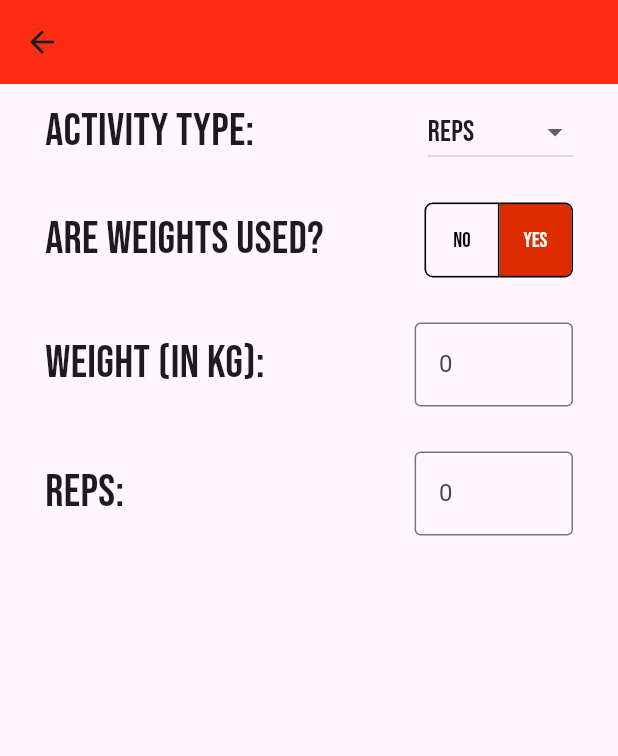
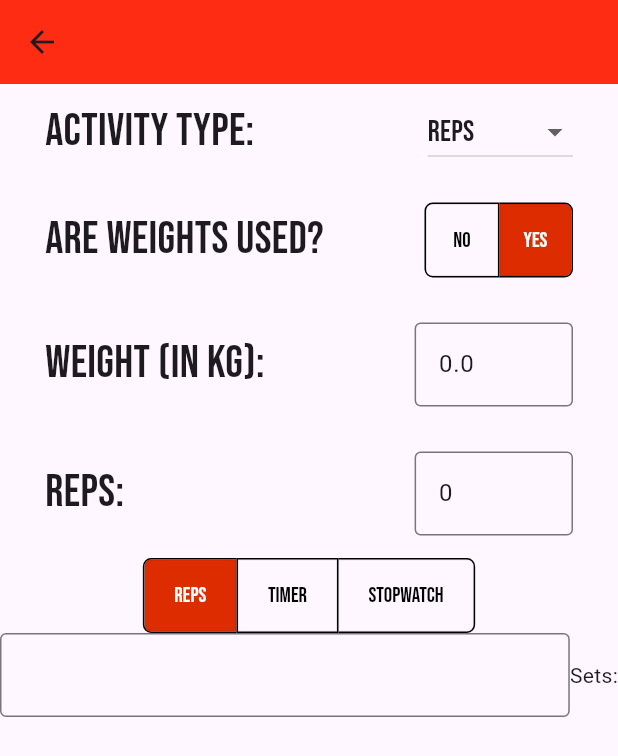
Before and after one commit to ch4rl3sF/BurnBoss, a Flutter app: the editActivity screen opened directly with empty values, after a tap on "Yes", on a phone screen of 412 x 824 dp. Shown: the top 756 px of the screen. Run offline on Flutter 3.47's test engine with Material 3 defaults, Android fonts, the phone set to English and light mode, and no system bars; our stand-ins replace cloud_firestore, firebase_auth, firebase_core, flutter_spinkit; accounts and stored records are empty; statements that could not run were skipped.

Commit message:
Units and decimals added for weights. Start of design for sets created

```diff
--- a/lib/Create pages/NewWorkout.dart
+++ b/lib/Create pages/NewWorkout.dart
@@ -286,7 +286,7 @@ class _ActivityListState extends State<ActivityList> {
               widget.activities[index].updateReps(newReps);
             });
           },
-          onUpdateWeight: (int newWeight) {
+          onUpdateWeight: (double newWeight) {
             // Update the weight of the original instance in the ActivityList
             setState(() {
               widget.activities[index].updateWeight(newWeight);
--- a/lib/Create pages/WorkoutEditor.dart
+++ b/lib/Create pages/WorkoutEditor.dart
@@ -315,7 +315,7 @@ class _WorkoutEditorPageState extends State<WorkoutEditorPage> {
                                         changesMade = true;
                                       });
                                     },
-                                    onUpdateWeight: (int newWeight) {
+                                    onUpdateWeight: (double newWeight) {
                                       // Update the weight of the original instance in the ActivityList
                                       setState(() {
                                         widget.workout.activities[index]
--- a/lib/Create pages/editActivity.dart
+++ b/lib/Create pages/editActivity.dart
@@ -3,11 +3,12 @@ import 'package:burnboss/theme/theme_constants.dart';
 import 'package:flutter/cupertino.dart';
 import 'package:flutter/material.dart';
 import 'package:flutter/services.dart';
+import 'dart:math' as math;
 
 class editActivity extends StatefulWidget {
   final Activity activity;
   final Function(int) onUpdateReps; // Add callback function
-  final Function(int) onUpdateWeight;
+  final Function(double) onUpdateWeight;
   final Function(Duration) onUpdateTime;
   final Function(String) onUpdateActivityName;
   final Function(bool) onUpdateStopwatchUsed;
@@ -32,15 +33,19 @@ class _editActivityState extends State<editActivity> {
   TextEditingController hoursController = TextEditingController();
   TextEditingController minutesController = TextEditingController();
   TextEditingController secondsController = TextEditingController();
-  List<bool> isSelected = [];
+  List<bool> isWeightsSelected = [];
+  List<bool> activitySelected = [];
   List<String> activityOptions = ['Reps', 'Timer', 'Stopwatch'];
   String? activityOptionSelected = '';
 
   @override
   void initState() {
     super.initState();
-    isSelected = [!widget.activity.weightsUsed, widget.activity.weightsUsed];
+    isWeightsSelected = [!widget.activity.weightsUsed, widget.activity.weightsUsed];
+    activitySelected = [true, false, false];
     activityOptionSelected = widget.activity.activityType;
+    weightsController.text = widget.activity.weights.toString();
+    repsController.text = widget.activity.reps.toString();
   }
 
   Widget build(BuildContext context) {
@@ -103,10 +108,12 @@ class _editActivityState extends State<editActivity> {
                           style: TextStyle(fontFamily: 'Bebas', fontSize: 30),
                         ),
                         ToggleButtons(
-                          isSelected: isSelected,
-                          selectedColor: Colors.white,
-                          color: isLightTheme? Colors.black : Colors.white,
-                          fillColor: isLightTheme? COLOR_SECONDARY : DARK_COLOR_PRIMARY,
+                          isSelected: isWeightsSelected,
+                          selectedColor: isLightTheme ? Colors.white : Colors.black,
+                          color: isLightTheme ? Colors.black : Colors.white,
+                          fillColor: isLightTheme
+                              ? COLOR_SECONDARY
+                              : DARK_COLOR_PRIMARY,
                           textStyle: TextStyle(fontFamily: 'Bebas'),
                           renderBorder: true,
                           borderColor: Colors.black,
@@ -126,20 +133,20 @@ class _editActivityState extends State<editActivity> {
                           onPressed: (int newIndex) {
                             setState(() {
                               for (int index = 0;
-                                  index < isSelected.length;
+                                  index < isWeightsSelected.length;
                                   index++) {
                                 if (index == newIndex) {
                                   setState(() {
                                     widget.activity.weightsUsed = (newIndex ==
                                         1); // Set weightsUsed based on the selected index
-                                    isSelected = List.generate(
-                                        isSelected.length,
+                                    isWeightsSelected = List.generate(
+                                        isWeightsSelected.length,
                                         (index) =>
                                             index ==
                                             newIndex); // Update isSelected
                                   });
                                 }
-                                isSelected[index] = (index == newIndex);
+                                isWeightsSelected[index] = (index == newIndex);
                                 widget.activity.weights = 0;
                               }
                             });
@@ -161,20 +168,21 @@ class _editActivityState extends State<editActivity> {
                                       fontFamily: 'Bebas', fontSize: 30))),
                           Expanded(
                             flex: 3,
-                            child: TextField(
+                            child: TextFormField(
                               controller: weightsController,
-                              keyboardType: TextInputType.number,
+                              keyboardType: TextInputType.numberWithOptions(
+                                  decimal: true),
                               decoration: InputDecoration(
                                 border: OutlineInputBorder(),
-                                hintText: widget.activity.weights.toString(),
                               ),
                               inputFormatters: [
-                                FilteringTextInputFormatter.digitsOnly
+                                FilteringTextInputFormatter.allow(
+                                    RegExp(r'^\d*\.?\d{0,2}')),
                               ],
-                              onSubmitted: (weights) {
+                              onFieldSubmitted: (weights) {
                                 try {
                                   setState(() {
-                                    int parsedWeight = int.parse(weights);
+                                    double parsedWeight = double.parse(weights);
                                     widget.onUpdateWeight(parsedWeight);
                                   });
                                 } catch (e) {
@@ -261,26 +269,88 @@ class _editActivityState extends State<editActivity> {
               padding: const EdgeInsets.symmetric(horizontal: 30, vertical: 15),
               child: Column(
                 children: [
-                  Text('Using a stopwatch?', style: TextStyle(fontFamily: 'Bebas', fontSize: 30),),
+                  Text(
+                    'Using a stopwatch?',
+                    style: TextStyle(fontFamily: 'Bebas', fontSize: 30),
+                  ),
                   Row(
                     mainAxisAlignment: MainAxisAlignment.spaceEvenly,
                     children: [
-                      Text('Off', style: TextStyle(fontFamily: 'Bebas', fontSize: 20),),
+                      Text(
+                        'Off',
+                        style: TextStyle(fontFamily: 'Bebas', fontSize: 20),
+                      ),
                       Switch(
                         value: widget.activity.stopwatchUsed,
-                        activeColor: isLightTheme? COLOR_SECONDARY : DARK_COLOR_PRIMARY,
+                        activeColor:
+                            isLightTheme ? COLOR_SECONDARY : DARK_COLOR_PRIMARY,
                         onChanged: (bool stopwatchIsUsed) {
                           setState(() {
                             widget.onUpdateStopwatchUsed(stopwatchIsUsed);
                           });
                         },
                       ),
-                      Text('On', style: TextStyle(fontFamily: 'Bebas', fontSize: 20),)
+                      Text(
+                        'On',
+                        style: TextStyle(fontFamily: 'Bebas', fontSize: 20),
+                      )
                     ],
                   )
                 ],
               ),
-            )
+            ),
+
+          //NEW DESIGN
+          ToggleButtons(
+            children: [
+              Padding(
+                padding: EdgeInsets.symmetric(horizontal: 20),
+                child: Text('Reps'),
+              ),
+              Padding(
+                padding: EdgeInsets.symmetric(horizontal: 20),
+                child: Text('Timer'),
+              ),
+              Padding(
+                padding: EdgeInsets.symmetric(horizontal: 20),
+                child: Text('Stopwatch'),
+              )
+            ],
+            selectedColor: isLightTheme ? Colors.white : Colors.black,
+            color: isLightTheme ? Colors.black : Colors.white,
+            fillColor: isLightTheme
+                ? COLOR_SECONDARY
+                : DARK_COLOR_PRIMARY,
+            textStyle: TextStyle(fontFamily: 'Bebas'),
+            renderBorder: true,
+            borderColor: Colors.black,
+            borderWidth: 1.0,
+            borderRadius: BorderRadius.circular(5),
+            selectedBorderColor: Colors.black,
+            isSelected: activitySelected,
+            onPressed: (int index) {
+              setState(() {
+                // The button that is tapped is set to true, and the others to false.
+                for (int i = 0; i < activitySelected.length; i++) {
+                  activitySelected[i] = i == index;
+                }
+              });
+            },
+          ),
+
+          Row(
+            children: [
+              Expanded(
+                flex: 3,
+                child: TextFormField(
+                  decoration: InputDecoration(
+                    border: OutlineInputBorder(),
+                  ),
+                ),
+              ),
+              Text('Sets:')
+            ],
+          )
         ],
       ),
     );
--- a/lib/models/activity.dart
+++ b/lib/models/activity.dart
@@ -5,7 +5,7 @@ class Activity {
   String activityName;
   int reps;
   bool weightsUsed;
-  int weights;
+  double weights;
   Duration time;
   String activityType;
   bool stopwatchUsed;
@@ -51,7 +51,7 @@ this.activityID,
     reps = newReps;
   }
 
-  void updateWeight(int newWeight) {
+  void updateWeight(double newWeight) {
     weights = newWeight;
   }
 
--- a/lib/screens/WorkoutPlayer.dart
+++ b/lib/screens/WorkoutPlayer.dart
@@ -193,7 +193,7 @@ class _WorkoutPlayerState extends State<WorkoutPlayer> {
                       child: FittedBox(
                         fit: BoxFit.fitWidth,
                         child: Text(
-                          'At weight: ${activity.weights.toString()}',
+                          'At weight: ${activity.weights.toString()}kg',
                           style: TextStyle(fontFamily: 'Bebas', fontSize: 50),
                         ),
                       ),
```
